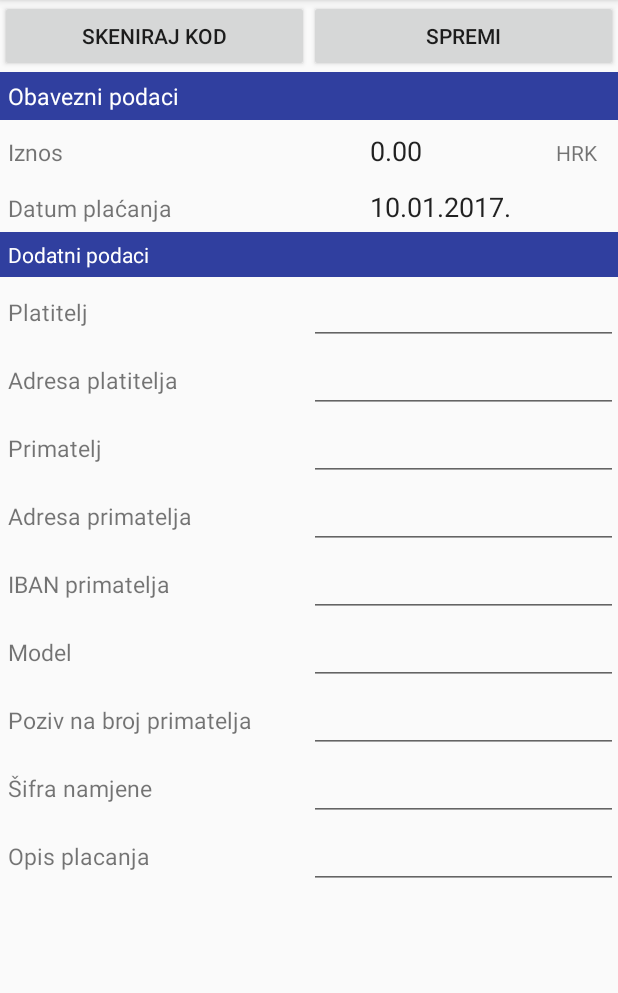
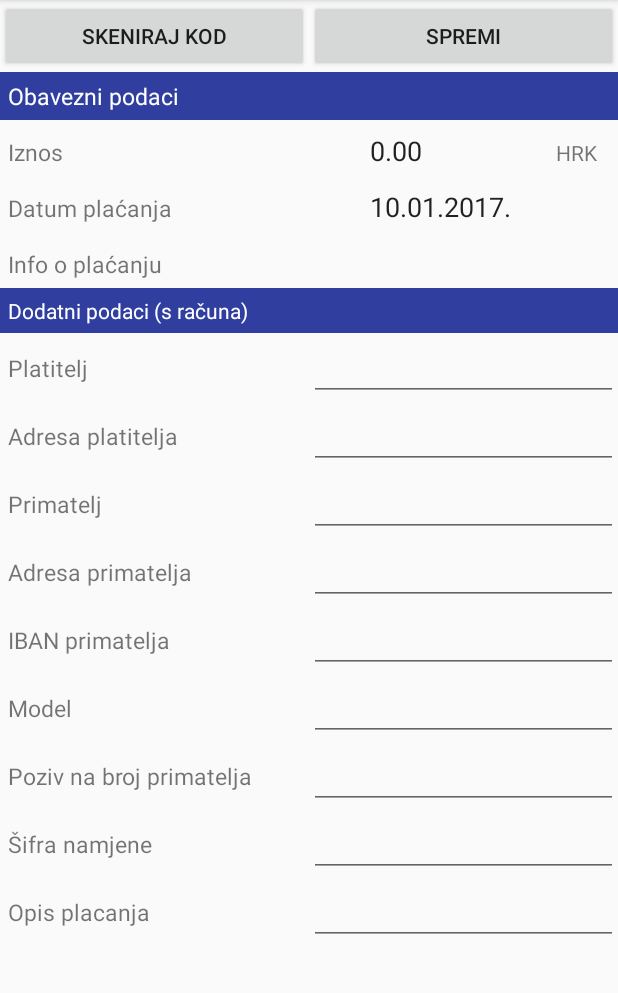
Before and after one commit to salemetal/PomocnikZaRezije2, an Android app: the AddEditRezija screen opened directly, with no data from a screen before it, on a phone screen of 412 x 824 dp, the part 84-1077 px from its top. Run offline under Robolectric (Android 15) with nearby library versions, the phone set to English and light mode, and no system bars; 1 statement that could not run was skipped.

Commit message:
spremanje infa plaćanja

```diff
--- a/app/src/main/res/layout/new_rezije.xml
+++ b/app/src/main/res/layout/new_rezije.xml
@@ -96,6 +96,26 @@
                     android:inputType="date"
                     android:id="@+id/editTextDatum"
                     android:maxLength="11"
+                    android:background="@android:color/transparent"/>
+            </LinearLayout>
+            <LinearLayout
+                android:layout_width="match_parent"
+                android:layout_height="wrap_content"
+                android:orientation="horizontal"
+                android:layout_marginTop="5dp">
+                <TextView
+                    android:layout_width="0dp"
+                    android:layout_height="wrap_content"
+                    android:layout_weight=".60"
+                    android:text="@string/info_o_uplati"
+                    android:textSize="15dp"
+                    android:padding="5dp"/>
+                <EditText
+                    android:layout_width="0dp"
+                    android:layout_height="wrap_content"
+                    android:layout_weight=".40"
+                    android:inputType="text"
+                    android:id="@+id/editTextInfoPlacanje"
                     android:background="@android:color/transparent"/>
             </LinearLayout>
             <TextView
--- a/app/src/main/res/values/strings.xml
+++ b/app/src/main/res/values/strings.xml
@@ -15,7 +15,7 @@
     <string name="scan_nije_uspio">Scan nije uspio!</string>
     <string name="iznos">Iznos</string>
     <string name="obavezni_podaci">Obavezni podaci</string>
-    <string name="dodatni_podaci">Dodatni podaci</string>
+    <string name="dodatni_podaci">Dodatni podaci (s računa)</string>
     <string name="platitelj">Platitelj</string>
     <string name="adresa_platitelja">Adresa platitelja</string>
     <string name="primatelj">Primatelj</string>
@@ -63,4 +63,5 @@
     <string name="reset_baze">Reset baze</string>
     <string name="want_backup_google_drive">"Želite li napraviti backup na Google Drive? Pregazit će se zadnji backup! Morate biti spojeni na internet!"</string>
     <string name="db_reset">Baza resetirana!</string>
+    <string name="info_o_uplati">Info o plaćanju</string>
 </resources>
```
Also changed, not shown: app/src/main/java/com/sale/pomocnikzarezije/AddEditRezija.java (+7 -1 lines), app/src/main/java/com/sale/pomocnikzarezije/Rezije.java (+9 -1 lines), app/src/main/java/com/sale/pomocnikzarezije/db/DBHandler.java (+19 -11 lines).
